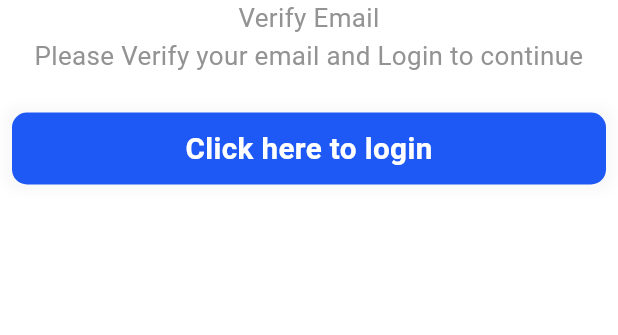
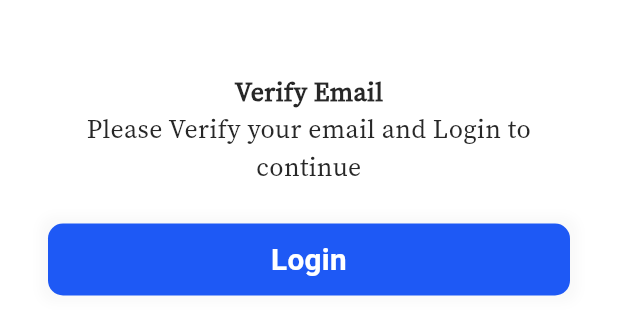
Before and after one commit to han023/pucon2025, a Flutter app: what signupAfterVerify() shows on an empty page, opened directly with empty values, on a phone screen of 412 x 824 dp. Shown: the top 335 px of the screen. Run offline on Flutter 3.47's test engine with Material 3 defaults, Android fonts, the phone set to English and light mode, and no system bars; drawn by our look-alikes of flutter_animate; our stand-ins replace cached_network_image, cloud_firestore, firebase_auth, firebase_core, firebase_messaging, flutter_local_notifications and 11 more; missing offline and left inert: cloudinary_public, firebase_app_check; accounts and stored records are empty; project files that could hold a hidden picture were left out.

Commit message:
clear code

```diff
--- a/lib/app/app.dart
+++ b/lib/app/app.dart
@@ -6,7 +6,6 @@ import 'package:stacked_services/stacked_services.dart';
 import 'package:pucon2025/services/localstorage_service.dart';
 import 'package:pucon2025/services/fcmnoification_service.dart';
 import 'package:pucon2025/services/cloudinary_service.dart';
-import 'package:pucon2025/services/gemini_service.dart';
 import 'package:pucon2025/services/auth_service.dart';
 import 'package:pucon2025/services/database/user_service.dart';
 import 'package:pucon2025/ui/views/auth/login/login_view.dart';
@@ -31,7 +30,6 @@ import 'package:pucon2025/ui/views/home/home_view.dart';
     LazySingleton(classType: LocalstorageService),
     LazySingleton(classType: FcmnoificationService),
     LazySingleton(classType: CloudinaryService),
-    LazySingleton(classType: GeminiService),
     LazySingleton(classType: AuthService),
     LazySingleton(classType: UserService),
 // @stacked-service
--- a/lib/app/app.locator.dart
+++ b/lib/app/app.locator.dart
@@ -15,7 +15,6 @@ import '../services/auth_service.dart';
 import '../services/cloudinary_service.dart';
 import '../services/database/user_service.dart';
 import '../services/fcmnoification_service.dart';
-import '../services/gemini_service.dart';
 import '../services/localstorage_service.dart';
 
 final locator = StackedLocator.instance;
@@ -35,7 +34,6 @@ Future<void> setupLocator({
   locator.registerLazySingleton(() => LocalstorageService());
   locator.registerLazySingleton(() => FcmnoificationService());
   locator.registerLazySingleton(() => CloudinaryService());
-  locator.registerLazySingleton(() => GeminiService());
   locator.registerLazySingleton(() => AuthService());
   locator.registerLazySingleton(() => UserService());
 }
--- a/lib/ui/views/auth/login/login_middel.dart
+++ b/lib/ui/views/auth/login/login_middel.dart
@@ -18,12 +18,12 @@ Widget loginMiddel(BuildContext context, LoginViewModel viewModel){
       child: ListView(
         children: [
           text_view_helper(
-            hint: "abc@gmail.com",
+            hint: "Email",
             controller: viewModel.email,
             prefix: const Icon(Icons.person),
           ).animate(delay: 700.ms).fade().moveY(begin: 100, end: 0),
           text_view_helper(
-            hint: "123@Abcd",
+            hint: "Password",
             controller: viewModel.password,
             obsecure: viewModel.obsure,
             maxline: 1,
--- a/lib/ui/views/auth/signup/signup_after_verify.dart
+++ b/lib/ui/views/auth/signup/signup_after_verify.dart
@@ -1,34 +1,39 @@
 import 'package:flutter/cupertino.dart';
 import 'package:flutter_animate/flutter_animate.dart';
+import 'package:pucon2025/ui/common/constants/app_strings.dart';
 import 'package:pucon2025/ui/views/auth/signup/signup_viewmodel.dart';
 
 import '../../../common/constants/app_colors.dart';
-import '../../../common/constants/helper_functions.dart';
 import '../../../common/constants/ui_helpers.dart';
 import '../../../common/customwidget/button_helper.dart';
 import '../../../common/customwidget/text_helper.dart';
 
 Widget signupAfterVerify(BuildContext context, SignupViewModel viewModel) {
-  return Column(
+  return Padding(
+    padding: const EdgeInsets.all(padding24),
+    child: Column(
       children: [
+        verticalSpaceMedium,
         text_helper(
           data: "Verify Email",
-        color: isDarkMode(context) ? grey : darkGrey,
+          font: sourceserif,
+          fontWeight: FontWeight.bold,
         ).animate(delay: 300.ms).fade().moveY(begin: 100, end: 0),
         text_helper(
           data: "Please Verify your email and Login to continue",
-        color: isDarkMode(context) ? grey : darkGrey,
+          font: sourceserif,
         ).animate(delay: 500.ms).fade().moveY(begin: 100, end: 0),
         verticalSpaceMedium,
         button_helper(
             onpress: () => viewModel.login(),
             width: screenWidth(context),
             child: text_helper(
-            data: "Click here to login",
+              data: "Login",
               fontWeight: FontWeight.bold,
               color: white,
               size: fontSize16,
             )).animate(delay: 700.ms).fade().moveY(begin: 100, end: 0),
       ],
+    ),
   );
 }
--- a/lib/ui/views/home/home_view.dart
+++ b/lib/ui/views/home/home_view.dart
@@ -13,7 +13,6 @@ class HomeView extends StackedView<HomeViewModel> {
     Widget? child,
   ) {
     return Scaffold(
-      backgroundColor: Theme.of(context).colorScheme.background,
       body: Container(
         padding: const EdgeInsets.only(left: 25.0, right: 25.0),
         child: const Center(child: Text("HomeView")),
--- a/stacked.json
+++ b/stacked.json
@@ -5,7 +5,7 @@
     "locator_name": "locator",
     "prefer_web": false,
     "register_mocks_function": "registerServices",
-    "services_path": "services/database",
+    "services_path": "services",
     "stacked_app_file_path": "app/app.dart",
     "test_helpers_file_path": "helpers/test_helpers.dart",
     "test_services_path": "services",
```
Also changed, not shown: lib/services/gemini_service.dart (deleted, +0 -22 lines), lib/ui/views/auth/signup/signup_before_verify.dart (+1 -7 lines), lib/ui/views/auth/signup/signup_view.dart (+6 -6 lines), 3 other files. Lines whose indentation alone changed are shown as unchanged.
